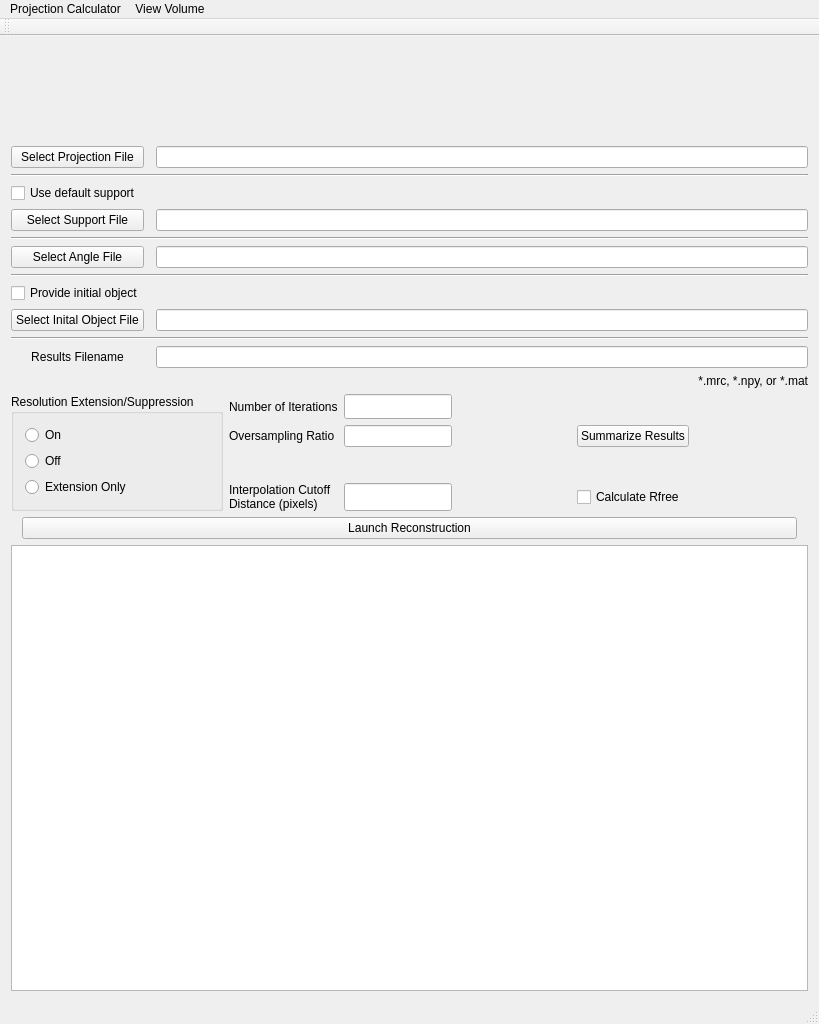
First picture: the form in GENFIRE/gui/GENFIRE_MainWindow.ui, repository genfire-em/GENFIRE-Python, before the edit.
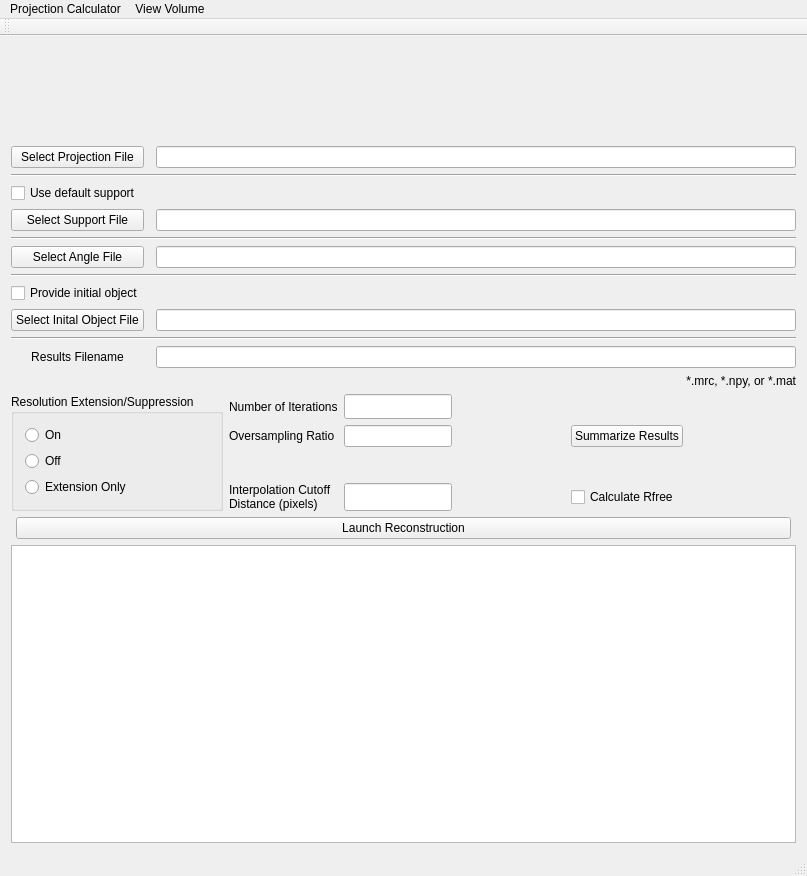
Second picture: the form after the edit. Icons and pictures are not drawn.

```diff
--- a/GENFIRE/gui/GENFIRE_MainWindow.ui
+++ b/GENFIRE/gui/GENFIRE_MainWindow.ui
@@ -2,20 +2,29 @@
 <ui version="4.0">
  <class>GENFIRE_MainWindow</class>
  <widget class="QMainWindow" name="GENFIRE_MainWindow">
+  <property name="enabled">
+   <bool>true</bool>
+  </property>
   <property name="geometry">
    <rect>
     <x>0</x>
     <y>0</y>
-    <width>819</width>
-    <height>1024</height>
+    <width>807</width>
+    <height>876</height>
    </rect>
   </property>
+  <property name="sizePolicy">
+   <sizepolicy hsizetype="Minimum" vsizetype="Minimum">
+    <horstretch>0</horstretch>
+    <verstretch>0</verstretch>
+   </sizepolicy>
+  </property>
   <property name="windowTitle">
    <string>GENFIRE</string>
   </property>
   <widget class="QWidget" name="centralWidget">
-   <layout class="QVBoxLayout" name="verticalLayout_4">
-    <item>
+   <layout class="QGridLayout" name="gridLayout_4">
+    <item row="0" column="0">
      <layout class="QHBoxLayout" name="horizontalLayout_3">
       <item>
        <spacer name="horizontalSpacer">
@@ -33,7 +42,7 @@
       <item>
        <widget class="QWidget" name="nameWidget" native="true">
         <property name="sizePolicy">
-         <sizepolicy hsizetype="Fixed" vsizetype="Fixed">
+         <sizepolicy hsizetype="Minimum" vsizetype="Minimum">
           <horstretch>0</horstretch>
           <verstretch>0</verstretch>
          </sizepolicy>
@@ -64,7 +73,7 @@
       </item>
      </layout>
     </item>
-    <item>
+    <item row="1" column="0">
      <layout class="QVBoxLayout" name="verticalLayout_3">
       <item>
        <layout class="QGridLayout" name="gridLayout">
@@ -327,7 +336,7 @@
       </item>
      </layout>
     </item>
-    <item>
+    <item row="2" column="0">
      <layout class="QHBoxLayout" name="horizontalLayout_4">
       <item>
        <widget class="QPushButton" name="btn_reconstruct">
@@ -350,7 +359,7 @@
       </item>
      </layout>
     </item>
-    <item>
+    <item row="3" column="0">
      <layout class="QVBoxLayout" name="verticalLayout_2">
       <item>
        <widget class="QTextEdit" name="log">
@@ -380,7 +389,7 @@
     <rect>
      <x>0</x>
      <y>0</y>
-     <width>819</width>
+     <width>807</width>
      <height>22</height>
     </rect>
    </property>
```
